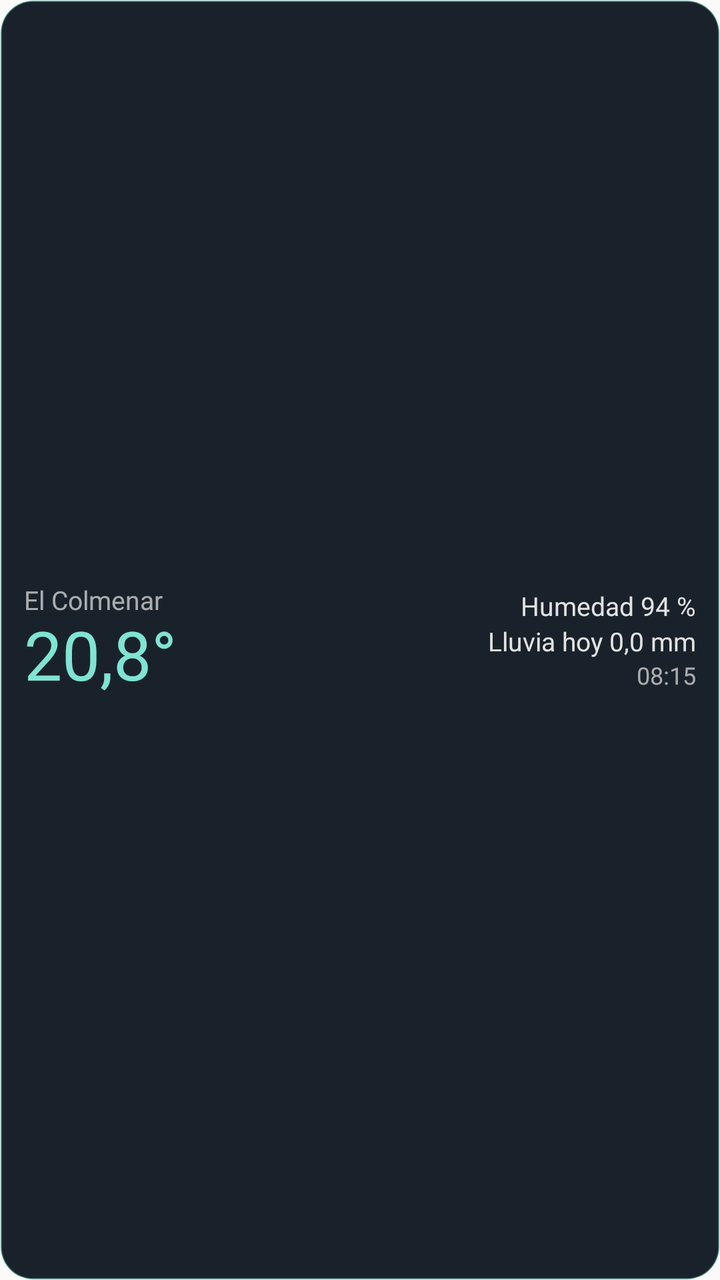
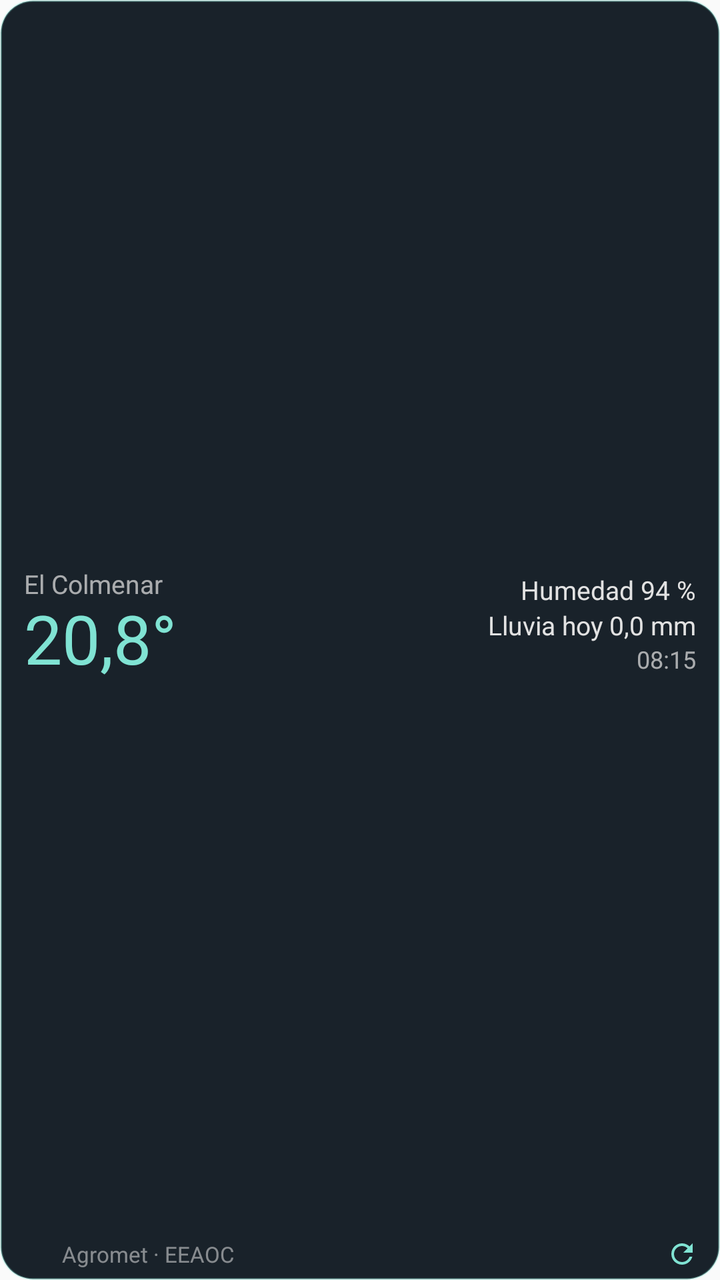

Screens rendered from an Android XML layout before and after an edit, with the pre-edit source and the edit as a unified diff.
<!-- AndroidManifest.xml: application theme AppTheme -->
<!-- res/layout/widget_estacion.xml -->
<?xml version="1.0" encoding="utf-8"?>

<FrameLayout xmlns:android="http://schemas.android.com/apk/res/android"
    android:id="@+id/widget_raiz"
    android:layout_width="match_parent"
    android:layout_height="match_parent"
    android:background="@drawable/widget_fondo"
    android:padding="12dp">

    <LinearLayout
        android:id="@+id/widget_datos"
        android:layout_width="match_parent"
        android:layout_height="match_parent"
        android:gravity="center_vertical"
        android:orientation="horizontal">

        <LinearLayout
            android:layout_width="0dp"
            android:layout_height="wrap_content"
            android:layout_weight="1"
            android:orientation="vertical">

            <TextView
                android:id="@+id/widget_estacion"
                android:text="El Colmenar"
                android:layout_width="wrap_content"
                android:layout_height="wrap_content"
                android:ellipsize="end"
                android:maxLines="1"
                android:textColor="#B8E2E2E2"
                android:textSize="13sp" />

            <TextView
                android:id="@+id/widget_temperatura"
                android:text="20,8°"
                android:layout_width="wrap_content"
                android:layout_height="wrap_content"
                android:includeFontPadding="false"
                android:textColor="#80E3D3"
                android:textSize="34sp" />
        </LinearLayout>

        <LinearLayout
            android:layout_width="wrap_content"
            android:layout_height="wrap_content"
            android:gravity="end"
            android:orientation="vertical">

            <TextView
                android:id="@+id/widget_humedad"
                android:text="Humedad 94 %"
                android:layout_width="wrap_content"
                android:layout_height="wrap_content"
                android:textColor="#E2E2E2"
                android:textSize="13sp" />

            <TextView
                android:id="@+id/widget_lluvia"
                android:text="Lluvia hoy 0,0 mm"
                android:layout_width="wrap_content"
                android:layout_height="wrap_content"
                android:textColor="#E2E2E2"
                android:textSize="13sp" />

            <TextView
                android:id="@+id/widget_hora"
                android:text="08:15"
                android:layout_width="wrap_content"
                android:layout_height="wrap_content"
                android:textColor="#B8E2E2E2"
                android:textSize="12sp" />
        </LinearLayout>
    </LinearLayout>

    <TextView
        android:id="@+id/widget_vacio"
        android:layout_width="match_parent"
        android:layout_height="match_parent"
        android:gravity="center"
        android:text="@string/widget_vacio"
        android:textColor="#E2E2E2"
        android:textSize="13sp"
        android:visibility="gone" />
</FrameLayout>
<!-- resources referenced by this layout -->
<resources>
  <!-- drawable widget_fondo (drawable) -->
  <?xml version="1.0" encoding="utf-8"?>
  <shape xmlns:android="http://schemas.android.com/apk/res/android" android:shape="rectangle">
      <solid android:color="#EB061018" />
      <stroke android:width="1dp" android:color="#4D80E3D3" />
      <corners android:radius="16dp" />
  </shape>
  <string name="widget_vacio">Abrí Agromet para elegir la estación</string>
  <style name="AppTheme" parent="Theme.AppCompat.Light.DarkActionBar">
          
          <item name="colorPrimary">@color/colorPrimary</item>
          <item name="colorPrimaryDark">@color/colorPrimaryDark</item>
          <item name="colorAccent">@color/colorAccent</item>
      </style>
</resources>

<!-- the commit's change to res/layout/widget_estacion.xml (unified diff, before → after) -->
@@ -1,11 +1,21 @@
 <?xml version="1.0" encoding="utf-8"?>
 
-<FrameLayout xmlns:android="http://schemas.android.com/apk/res/android"
+<LinearLayout xmlns:android="http://schemas.android.com/apk/res/android"
     android:id="@+id/widget_raiz"
     android:layout_width="match_parent"
     android:layout_height="match_parent"
     android:background="@drawable/widget_fondo"
-    android:padding="12dp">
+    android:orientation="vertical"
+    android:paddingStart="12dp"
+    android:paddingTop="8dp"
+    android:paddingEnd="8dp"
+    android:paddingBottom="2dp">
+
+    <FrameLayout
+        android:layout_width="match_parent"
+        android:layout_height="0dp"
+        android:layout_weight="1"
+        android:paddingEnd="4dp">
 
     <LinearLayout
         android:id="@+id/widget_datos"
@@ -81,4 +91,49 @@
         android:textColor="#E2E2E2"
         android:textSize="13sp"
         android:visibility="gone" />
-</FrameLayout>
+    </FrameLayout>
+
+    <include layout="@layout/widget_pie" />
+</LinearLayout>
+<!-- res/layout/widget_pie.xml (included above) -->
+<?xml version="1.0" encoding="utf-8"?>
+
+<LinearLayout xmlns:android="http://schemas.android.com/apk/res/android"
+    android:layout_width="match_parent"
+    android:layout_height="wrap_content"
+    android:gravity="center_vertical"
+    android:orientation="horizontal">
+
+    <ImageView
+        android:layout_width="14dp"
+        android:layout_height="14dp"
+        android:layout_marginEnd="5dp"
+        android:contentDescription="@null"
+        android:src="@mipmap/ic_launcher_round" />
+
+    <TextView
+        android:layout_width="0dp"
+        android:layout_height="wrap_content"
+        android:layout_weight="1"
+        android:ellipsize="end"
+        android:maxLines="1"
+        android:text="@string/widget_fuente"
+        android:textColor="#8CE2E2E2"
+        android:textSize="11sp" />
+
+    <TextView
+        android:id="@+id/pie_actualizado"
+        android:layout_width="wrap_content"
+        android:layout_height="wrap_content"
+        android:textColor="#8CE2E2E2"
+        android:textSize="11sp" />
+
+    <ImageView
+        android:id="@+id/pie_actualizar"
+        android:layout_width="22dp"
+        android:layout_height="22dp"
+        android:layout_marginStart="2dp"
+        android:contentDescription="@string/widget_actualizar"
+        android:padding="3dp"
+        android:src="@drawable/widget_actualizar" />
+</LinearLayout>
<!-- resource entries referenced after the edit -->
@@ -1,5 +1,16 @@
 <!-- resources referenced by this layout -->
 <resources>
+  <!-- drawable widget_actualizar (drawable) -->
+  <?xml version="1.0" encoding="utf-8"?>
+  <vector xmlns:android="http://schemas.android.com/apk/res/android"
+      android:width="24dp"
+      android:height="24dp"
+      android:viewportWidth="24"
+      android:viewportHeight="24">
+      <path
+          android:fillColor="#80E3D3"
+          android:pathData="M17.65,6.35C16.2,4.9 14.21,4 12,4c-4.42,0 -7.99,3.58 -7.99,8s3.57,8 7.99,8c3.73,0 6.84,-2.55 7.73,-6h-2.08c-0.82,2.33 -3.04,4 -5.65,4 -3.31,0 -6,-2.69 -6,-6s2.69,-6 6,-6c1.66,0 3.14,0.69 4.22,1.78L13,11h7V4l-2.35,2.35z" />
+  </vector>
   <!-- drawable widget_fondo (drawable) -->
   <?xml version="1.0" encoding="utf-8"?>
   <shape xmlns:android="http://schemas.android.com/apk/res/android" android:shape="rectangle">
@@ -7,6 +18,18 @@
       <stroke android:width="1dp" android:color="#4D80E3D3" />
       <corners android:radius="16dp" />
   </shape>
+  <!-- mipmap ic_launcher_round (mipmap-anydpi-v26) -->
+  <?xml version="1.0" encoding="utf-8"?>
+  <adaptive-icon xmlns:android="http://schemas.android.com/apk/res/android">
+      <background>
+          <inset android:drawable="@mipmap/ic_launcher_background" android:inset="16.7%" />
+      </background>
+      <foreground>
+          <inset android:drawable="@mipmap/ic_launcher_foreground" android:inset="16.7%" />
+      </foreground>
+  </adaptive-icon>
+  <string name="widget_actualizar">Actualizar</string>
+  <string name="widget_fuente">Agromet · EEAOC</string>
   <string name="widget_vacio">Abrí Agromet para elegir la estación</string>
   <style name="AppTheme" parent="Theme.AppCompat.Light.DarkActionBar">
           
